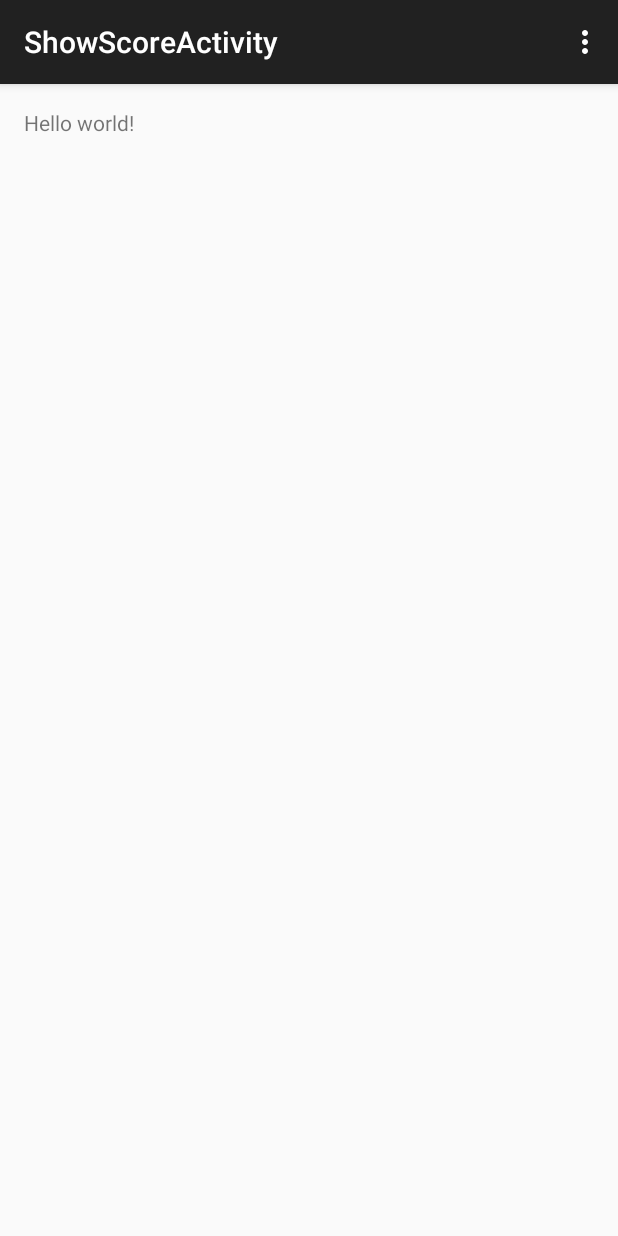
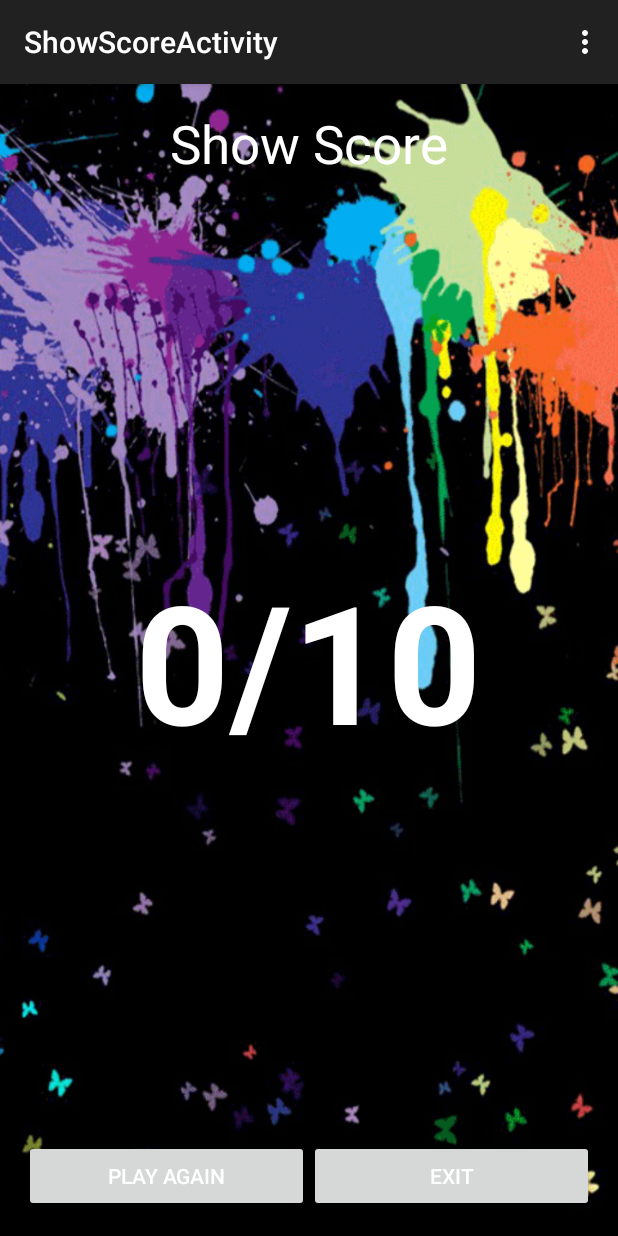
Before and after one commit to masterUNG/Ishihara2Junt15, an Android app: the ShowScoreActivity screen opened directly, with no data from a screen before it, on a phone screen of 412 x 824 dp. Run offline under Robolectric (Android 15) with nearby library versions, the phone set to English and light mode, and no system bars; 1 statement that could not run was skipped.

Commit message:
Finish Day2

```diff
--- a/app/src/main/java/appewtc/masterung/ishihara/ShowScoreActivity.java
+++ b/app/src/main/java/appewtc/masterung/ishihara/ShowScoreActivity.java
@@ -1,9 +1,12 @@
 package appewtc.masterung.ishihara;
 
+import android.content.Intent;
 import android.support.v7.app.AppCompatActivity;
 import android.os.Bundle;
 import android.view.Menu;
 import android.view.MenuItem;
+import android.view.View;
+import android.widget.TextView;
 
 public class ShowScoreActivity extends AppCompatActivity {
 
@@ -11,6 +14,29 @@ public class ShowScoreActivity extends AppCompatActivity {
     protected void onCreate(Bundle savedInstanceState) {
         super.onCreate(savedInstanceState);
         setContentView(R.layout.activity_show_score);
+
+        //Show Score
+        showScore();
+
+    }   // onCreate
+
+    public void clickPlay(View view) {
+        Intent objIntent = new Intent(ShowScoreActivity.this, MainActivity.class);
+        startActivity(objIntent);
+        finish();
+    }
+
+    public void clickExit(View view) {
+        finish();
+    }
+
+    private void showScore() {
+
+        //Receive Value From MainActivity
+        int intMyScore = getIntent().getExtras().getInt("Score");
+        TextView txtShowScore = (TextView) findViewById(R.id.txtShowScore);
+        txtShowScore.setText(Integer.toString(intMyScore) + "/10" );
+
     }
 
     @Override
--- a/app/src/main/res/layout/activity_show_score.xml
+++ b/app/src/main/res/layout/activity_show_score.xml
@@ -4,9 +4,50 @@
     android:paddingRight="@dimen/activity_horizontal_margin"
     android:paddingTop="@dimen/activity_vertical_margin"
     android:paddingBottom="@dimen/activity_vertical_margin"
-    tools:context="appewtc.masterung.ishihara.ShowScoreActivity">
+    tools:context="appewtc.masterung.ishihara.ShowScoreActivity"
+    android:background="@drawable/bg22">
 
-    <TextView android:text="@string/hello_world" android:layout_width="wrap_content"
-        android:layout_height="wrap_content" />
+    <TextView
+        android:layout_width="wrap_content"
+        android:layout_height="wrap_content"
+        android:text="Show Score"
+        android:id="@+id/textView3"
+        android:textSize="@dimen/h1"
+        android:layout_centerHorizontal="true"
+        android:textColor="@color/text" />
 
+    <TextView
+        android:layout_width="wrap_content"
+        android:layout_height="wrap_content"
+        android:text="10/10"
+        android:id="@+id/txtShowScore"
+        android:layout_centerInParent="true"
+        android:textSize="110dp"
+        android:textStyle="bold"
+        android:textColor="@color/text" />
+
+    <LinearLayout
+        android:orientation="horizontal"
+        android:layout_width="match_parent"
+        android:layout_height="wrap_content"
+        android:layout_alignParentBottom="true">
+
+        <Button
+            android:layout_width="0dp"
+            android:layout_height="wrap_content"
+            android:text="Play Again"
+            android:onClick="clickPlay"
+            android:id="@+id/button2"
+            android:layout_weight="1"
+            android:textColor="@color/text" />
+
+        <Button
+            android:layout_width="0dp"
+            android:layout_height="wrap_content"
+            android:text="Exit"
+            android:onClick="clickExit"
+            android:id="@+id/button3"
+            android:layout_weight="1"
+            android:textColor="@color/text" />
+    </LinearLayout>
 </RelativeLayout>
```
Also changed, not shown: app/src/main/java/appewtc/masterung/ishihara/MainActivity.java (+30 -1 lines), app/src/main/res/values/choice.xml (added, +86 -0 lines).
